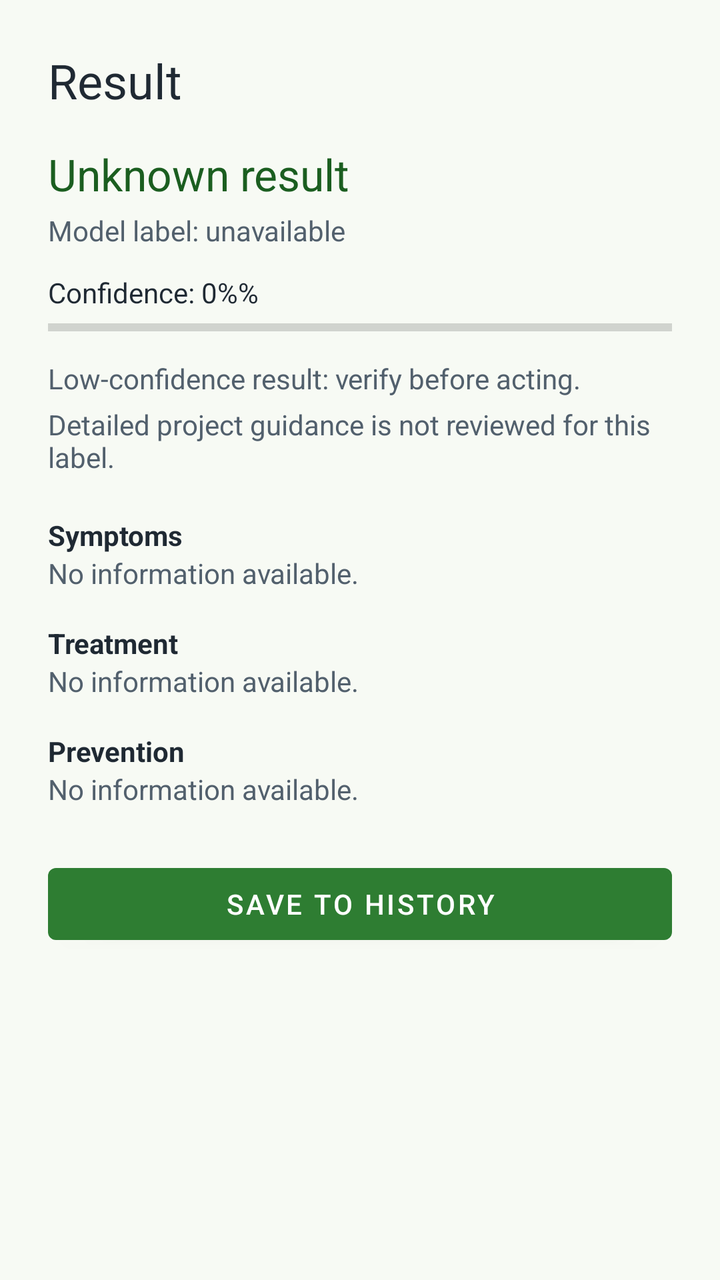
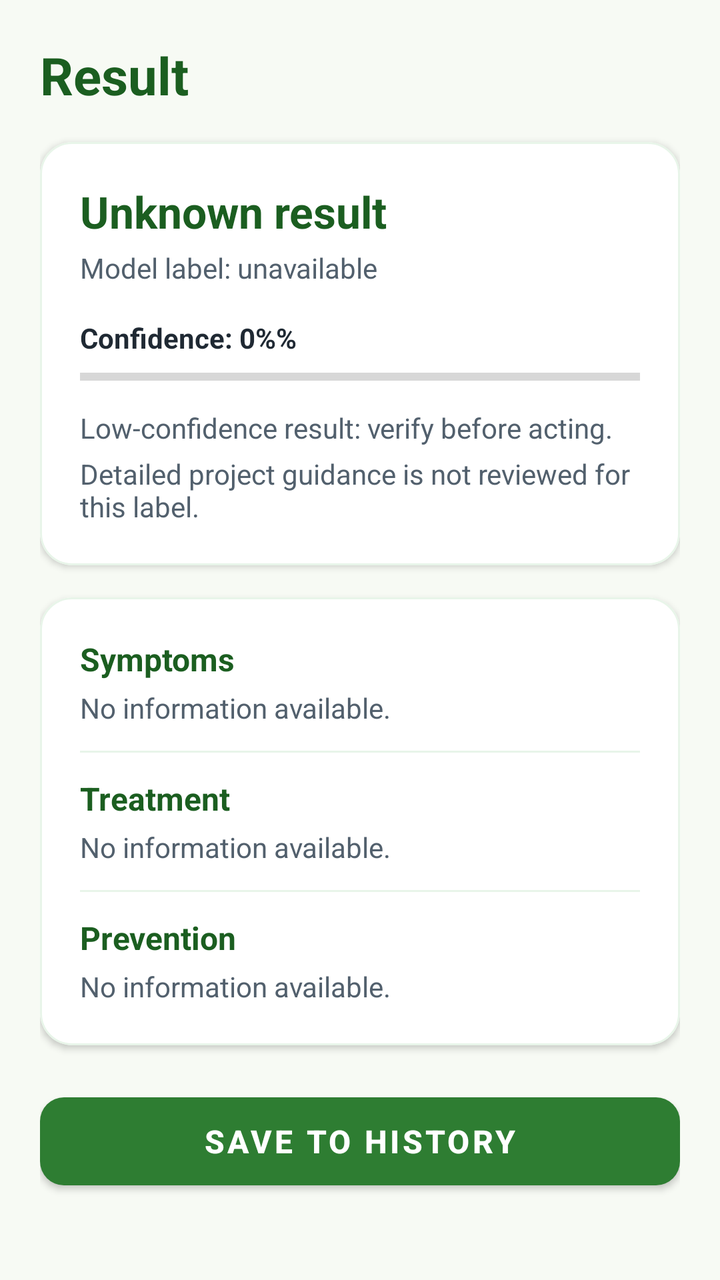

Screens rendered from an Android XML layout before and after an edit, with the pre-edit source and the edit as a unified diff.
<!-- AndroidManifest.xml: application theme Theme.Cropora -->
<!-- res/layout/activity_result.xml -->
<?xml version="1.0" encoding="utf-8"?>
<ScrollView xmlns:android="http://schemas.android.com/apk/res/android"
    android:layout_width="match_parent"
    android:layout_height="match_parent"
    android:background="@color/screen_background">

    <LinearLayout
        android:layout_width="match_parent"
        android:layout_height="wrap_content"
        android:orientation="vertical"
        android:padding="24dp">

        <TextView
            android:id="@+id/textResultTitle"
            android:layout_width="match_parent"
            android:layout_height="wrap_content"
            android:text="@string/result_title"
            android:textColor="@color/text_primary"
            android:textSize="24sp" />

        <TextView
            android:id="@+id/textResultDisease"
            android:layout_width="match_parent"
            android:layout_height="wrap_content"
            android:layout_marginTop="16dp"
            android:text="@string/result_unknown"
            android:textColor="@color/leaf_green_dark"
            android:textSize="22sp" />

        <TextView
            android:id="@+id/textResultModelLabel"
            android:layout_width="match_parent"
            android:layout_height="wrap_content"
            android:layout_marginTop="4dp"
            android:text="@string/model_label_placeholder"
            android:textColor="@color/text_secondary" />

        <TextView
            android:id="@+id/textResultConfidence"
            android:layout_width="match_parent"
            android:layout_height="wrap_content"
            android:layout_marginTop="12dp"
            android:text="@string/confidence_placeholder"
            android:textColor="@color/text_primary" />

        <ProgressBar
            android:id="@+id/progressResultConfidence"
            style="?android:attr/progressBarStyleHorizontal"
            android:layout_width="match_parent"
            android:layout_height="wrap_content"
            android:max="100"
            android:progress="0" />

        <TextView
            android:id="@+id/textResultStatus"
            android:layout_width="match_parent"
            android:layout_height="wrap_content"
            android:layout_marginTop="8dp"
            android:text="@string/result_uncertain"
            android:textColor="@color/text_secondary" />

        <TextView
            android:id="@+id/textGuidanceStatus"
            android:layout_width="match_parent"
            android:layout_height="wrap_content"
            android:layout_marginTop="4dp"
            android:text="@string/guidance_not_reviewed"
            android:textColor="@color/text_secondary" />

        <TextView
            android:layout_width="match_parent"
            android:layout_height="wrap_content"
            android:layout_marginTop="20dp"
            android:text="@string/symptoms_heading"
            android:textColor="@color/text_primary"
            android:textStyle="bold" />

        <TextView
            android:id="@+id/textResultSymptoms"
            android:layout_width="match_parent"
            android:layout_height="wrap_content"
            android:text="@string/guidance_unavailable"
            android:textColor="@color/text_secondary" />

        <TextView
            android:layout_width="match_parent"
            android:layout_height="wrap_content"
            android:layout_marginTop="16dp"
            android:text="@string/treatment_heading"
            android:textColor="@color/text_primary"
            android:textStyle="bold" />

        <TextView
            android:id="@+id/textResultTreatment"
            android:layout_width="match_parent"
            android:layout_height="wrap_content"
            android:text="@string/guidance_unavailable"
            android:textColor="@color/text_secondary" />

        <TextView
            android:layout_width="match_parent"
            android:layout_height="wrap_content"
            android:layout_marginTop="16dp"
            android:text="@string/prevention_heading"
            android:textColor="@color/text_primary"
            android:textStyle="bold" />

        <TextView
            android:id="@+id/textResultPrevention"
            android:layout_width="match_parent"
            android:layout_height="wrap_content"
            android:text="@string/guidance_unavailable"
            android:textColor="@color/text_secondary" />

        <Button
            android:id="@+id/buttonSaveHistory"
            android:layout_width="match_parent"
            android:layout_height="wrap_content"
            android:layout_marginTop="24dp"
            android:text="@string/save_to_history" />
    </LinearLayout>
</ScrollView>
<!-- resources referenced by this layout -->
<resources>
  <color name="leaf_green_dark">#1B5E20</color>
  <color name="screen_background">#F7FAF4</color>
  <color name="text_primary">#1F2933</color>
  <color name="text_secondary">#52606D</color>
  <string name="confidence_placeholder">Confidence: 0%%</string>
  <string name="guidance_not_reviewed">Detailed project guidance is not reviewed for this label.</string>
  <string name="guidance_unavailable">No information available.</string>
  <string name="model_label_placeholder">Model label: unavailable</string>
  <string name="prevention_heading">Prevention</string>
  <string name="result_title">Result</string>
  <string name="result_uncertain">Low-confidence result: verify before acting.</string>
  <string name="result_unknown">Unknown result</string>
  <string name="save_to_history">Save to History</string>
  <string name="symptoms_heading">Symptoms</string>
  <string name="treatment_heading">Treatment</string>
  <style name="Theme.Cropora" parent="Theme.MaterialComponents.DayNight.DarkActionBar">
          <item name="colorPrimary">@color/leaf_green</item>
          <item name="colorPrimaryDark">@color/leaf_green_dark</item>
          <item name="colorAccent">@color/leaf_green</item>
          <item name="android:windowBackground">@color/screen_background</item>
      </style>
  <color name="leaf_green">#2E7D32</color>
</resources>

<!-- the commit's change to res/layout/activity_result.xml (unified diff, before → after) -->
@@ -1,122 +1,197 @@
 <?xml version="1.0" encoding="utf-8"?>
 <ScrollView xmlns:android="http://schemas.android.com/apk/res/android"
+    xmlns:app="http://schemas.android.com/apk/res-auto"
     android:layout_width="match_parent"
     android:layout_height="match_parent"
-    android:background="@color/screen_background">
+    android:background="@color/screen_background"
+    android:fillViewport="true">
 
     <LinearLayout
         android:layout_width="match_parent"
         android:layout_height="wrap_content"
         android:orientation="vertical"
-        android:padding="24dp">
+        android:padding="20dp">
 
         <TextView
             android:id="@+id/textResultTitle"
             android:layout_width="match_parent"
             android:layout_height="wrap_content"
             android:text="@string/result_title"
-            android:textColor="@color/text_primary"
-            android:textSize="24sp" />
+            android:textColor="@color/leaf_green_dark"
+            android:textSize="26sp"
+            android:textStyle="bold" />
 
-        <TextView
-            android:id="@+id/textResultDisease"
+        
+        <com.google.android.material.card.MaterialCardView
             android:layout_width="match_parent"
             android:layout_height="wrap_content"
             android:layout_marginTop="16dp"
-            android:text="@string/result_unknown"
-            android:textColor="@color/leaf_green_dark"
-            android:textSize="22sp" />
+            app:cardCornerRadius="16dp"
+            app:cardElevation="2dp"
+            app:cardBackgroundColor="@color/white"
+            app:strokeWidth="1dp"
+            app:strokeColor="@color/leaf_surface">
 
-        <TextView
-            android:id="@+id/textResultModelLabel"
-            android:layout_width="match_parent"
-            android:layout_height="wrap_content"
-            android:layout_marginTop="4dp"
-            android:text="@string/model_label_placeholder"
-            android:textColor="@color/text_secondary" />
+            <LinearLayout
+                android:layout_width="match_parent"
+                android:layout_height="wrap_content"
+                android:orientation="vertical"
+                android:padding="20dp">
 
-        <TextView
-            android:id="@+id/textResultConfidence"
-            android:layout_width="match_parent"
-            android:layout_height="wrap_content"
-            android:layout_marginTop="12dp"
-            android:text="@string/confidence_placeholder"
-            android:textColor="@color/text_primary" />
+                <TextView
+                    android:id="@+id/textResultDisease"
+                    android:layout_width="match_parent"
+                    android:layout_height="wrap_content"
+                    android:text="@string/result_unknown"
+                    android:textColor="@color/leaf_green_dark"
+                    android:textSize="22sp"
+                    android:textStyle="bold" />
 
-        <ProgressBar
-            android:id="@+id/progressResultConfidence"
-            style="?android:attr/progressBarStyleHorizontal"
-            android:layout_width="match_parent"
-            android:layout_height="wrap_content"
-            android:max="100"
-            android:progress="0" />
+                <TextView
+                    android:id="@+id/textResultModelLabel"
+                    android:layout_width="match_parent"
+                    android:layout_height="wrap_content"
+                    android:layout_marginTop="4dp"
+                    android:text="@string/model_label_placeholder"
+                    android:textColor="@color/text_secondary"
+                    android:textSize="14sp" />
 
-        <TextView
-            android:id="@+id/textResultStatus"
-            android:layout_width="match_parent"
-            android:layout_height="wrap_content"
-            android:layout_marginTop="8dp"
-            android:text="@string/result_uncertain"
-            android:textColor="@color/text_secondary" />
+                <TextView
+                    android:id="@+id/textResultConfidence"
+                    android:layout_width="match_parent"
+                    android:layout_height="wrap_content"
+                    android:layout_marginTop="16dp"
+                    android:text="@string/confidence_placeholder"
+                    android:textColor="@color/text_primary"
+                    android:textStyle="bold" />
 
-        <TextView
-            android:id="@+id/textGuidanceStatus"
-            android:layout_width="match_parent"
-            android:layout_height="wrap_content"
-            android:layout_marginTop="4dp"
-            android:text="@string/guidance_not_reviewed"
-            android:textColor="@color/text_secondary" />
+                <ProgressBar
+                    android:id="@+id/progressResultConfidence"
+                    style="?android:attr/progressBarStyleHorizontal"
+                    android:layout_width="match_parent"
+                    android:layout_height="8dp"
+                    android:layout_marginTop="6dp"
+                    android:max="100"
+                    android:progress="0"
+                    android:progressTint="@color/leaf_green" />
 
-        <TextView
-            android:layout_width="match_parent"
-            android:layout_height="wrap_content"
-            android:layout_marginTop="20dp"
-            android:text="@string/symptoms_heading"
-            android:textColor="@color/text_primary"
-            android:textStyle="bold" />
+                <TextView
+                    android:id="@+id/textResultStatus"
+                    android:layout_width="match_parent"
+                    android:layout_height="wrap_content"
+                    android:layout_marginTop="12dp"
+                    android:text="@string/result_uncertain"
+                    android:textColor="@color/text_secondary"
+                    android:textSize="14sp" />
 
-        <TextView
-            android:id="@+id/textResultSymptoms"
-            android:layout_width="match_parent"
-            android:layout_height="wrap_content"
-            android:text="@string/guidance_unavailable"
-            android:textColor="@color/text_secondary" />
+                <TextView
+                    android:id="@+id/textGuidanceStatus"
+                    android:layout_width="match_parent"
+                    android:layout_height="wrap_content"
+                    android:layout_marginTop="4dp"
+                    android:text="@string/guidance_not_reviewed"
+                    android:textColor="@color/text_secondary"
+                    android:textSize="14sp" />
 
-        <TextView
+            </LinearLayout>
+        </com.google.android.material.card.MaterialCardView>
+
+        
+        <com.google.android.material.card.MaterialCardView
             android:layout_width="match_parent"
             android:layout_height="wrap_content"
             android:layout_marginTop="16dp"
-            android:text="@string/treatment_heading"
-            android:textColor="@color/text_primary"
-            android:textStyle="bold" />
+            app:cardCornerRadius="16dp"
+            app:cardElevation="2dp"
+            app:cardBackgroundColor="@color/white"
+            app:strokeWidth="1dp"
+            app:strokeColor="@color/leaf_surface">
 
-        <TextView
-            android:id="@+id/textResultTreatment"
-            android:layout_width="match_parent"
-            android:layout_height="wrap_content"
-            android:text="@string/guidance_unavailable"
-            android:textColor="@color/text_secondary" />
+            <LinearLayout
+                android:layout_width="match_parent"
+                android:layout_height="wrap_content"
+                android:orientation="vertical"
+                android:padding="20dp">
 
-        <TextView
-            android:layout_width="match_parent"
-            android:layout_height="wrap_content"
-            android:layout_marginTop="16dp"
-            android:text="@string/prevention_heading"
-            android:textColor="@color/text_primary"
-            android:textStyle="bold" />
+                <TextView
+                    android:layout_width="match_parent"
+                    android:layout_height="wrap_content"
+                    android:text="@string/symptoms_heading"
+                    android:textColor="@color/leaf_green_dark"
+                    android:textSize="16sp"
+                    android:textStyle="bold" />
 
-        <TextView
-            android:id="@+id/textResultPrevention"
-            android:layout_width="match_parent"
-            android:layout_height="wrap_content"
-            android:text="@string/guidance_unavailable"
-            android:textColor="@color/text_secondary" />
+                <TextView
+                    android:id="@+id/textResultSymptoms"
+                    android:layout_width="match_parent"
+                    android:layout_height="wrap_content"
+                    android:layout_marginTop="4dp"
+                    android:text="@string/guidance_unavailable"
+                    android:textColor="@color/text_secondary"
+                    android:lineSpacingExtra="2dp" />
 
-        <Button
+                <View
+                    android:layout_width="match_parent"
+                    android:layout_height="1dp"
+                    android:layout_marginTop="12dp"
+                    android:layout_marginBottom="12dp"
+                    android:background="@color/leaf_surface" />
+
+                <TextView
+                    android:layout_width="match_parent"
+                    android:layout_height="wrap_content"
+                    android:text="@string/treatment_heading"
+                    android:textColor="@color/leaf_green_dark"
+                    android:textSize="16sp"
+                    android:textStyle="bold" />
+
+                <TextView
+                    android:id="@+id/textResultTreatment"
+                    android:layout_width="match_parent"
+                    android:layout_height="wrap_content"
+                    android:layout_marginTop="4dp"
+                    android:text="@string/guidance_unavailable"
+                    android:textColor="@color/text_secondary"
+                    android:lineSpacingExtra="2dp" />
+
+                <View
+                    android:layout_width="match_parent"
+                    android:layout_height="1dp"
+                    android:layout_marginTop="12dp"
+                    android:layout_marginBottom="12dp"
+                    android:background="@color/leaf_surface" />
+
+                <TextView
+                    android:layout_width="match_parent"
+                    android:layout_height="wrap_content"
+                    android:text="@string/prevention_heading"
+                    android:textColor="@color/leaf_green_dark"
+                    android:textSize="16sp"
+                    android:textStyle="bold" />
+
+                <TextView
+                    android:id="@+id/textResultPrevention"
+                    android:layout_width="match_parent"
+                    android:layout_height="wrap_content"
+                    android:layout_marginTop="4dp"
+                    android:text="@string/guidance_unavailable"
+                    android:textColor="@color/text_secondary"
+                    android:lineSpacingExtra="2dp" />
+
+            </LinearLayout>
+        </com.google.android.material.card.MaterialCardView>
+
+        <com.google.android.material.button.MaterialButton
             android:id="@+id/buttonSaveHistory"
             android:layout_width="match_parent"
-            android:layout_height="wrap_content"
-            android:layout_marginTop="24dp"
-            android:text="@string/save_to_history" />
+            android:layout_height="56dp"
+            android:layout_marginTop="20dp"
+            android:text="@string/save_to_history"
+            android:textSize="16sp"
+            android:textStyle="bold"
+            app:backgroundTint="@color/leaf_green"
+            app:cornerRadius="12dp"
+            app:elevation="3dp" />
+
     </LinearLayout>
 </ScrollView>
<!-- resource entries referenced after the edit -->
@@ -1,9 +1,11 @@
 <!-- resources referenced by this layout -->
 <resources>
   <color name="leaf_green_dark">#1B5E20</color>
+  <color name="leaf_surface">#E8F5E9</color>
   <color name="screen_background">#F7FAF4</color>
   <color name="text_primary">#1F2933</color>
   <color name="text_secondary">#52606D</color>
+  <color name="white">#FFFFFF</color>
   <string name="confidence_placeholder">Confidence: 0%%</string>
   <string name="guidance_not_reviewed">Detailed project guidance is not reviewed for this label.</string>
   <string name="guidance_unavailable">No information available.</string>
